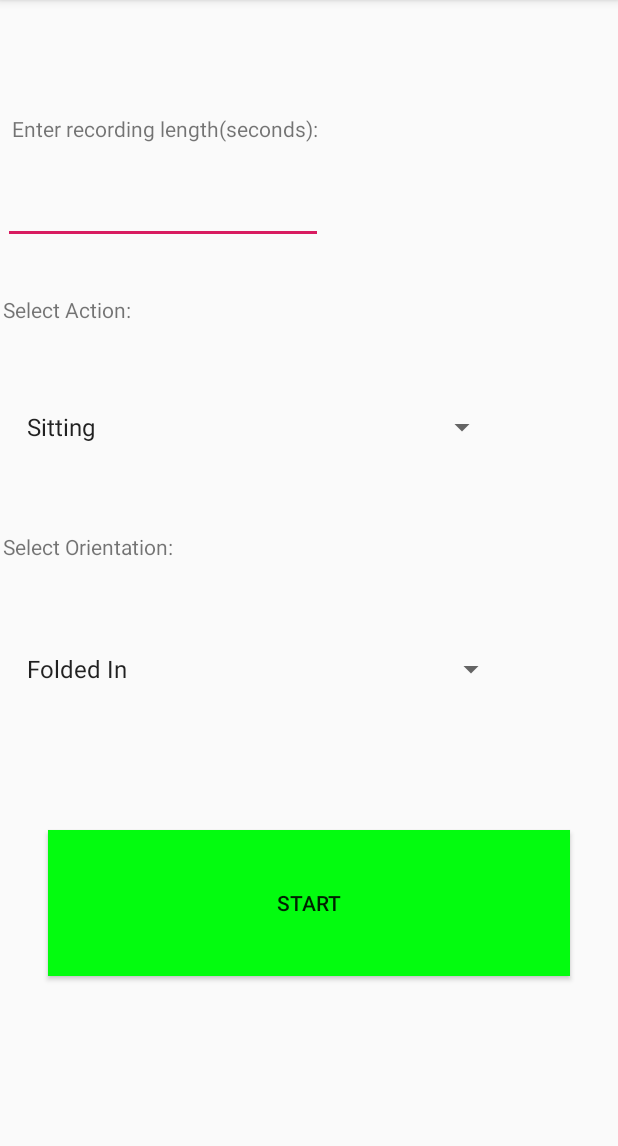
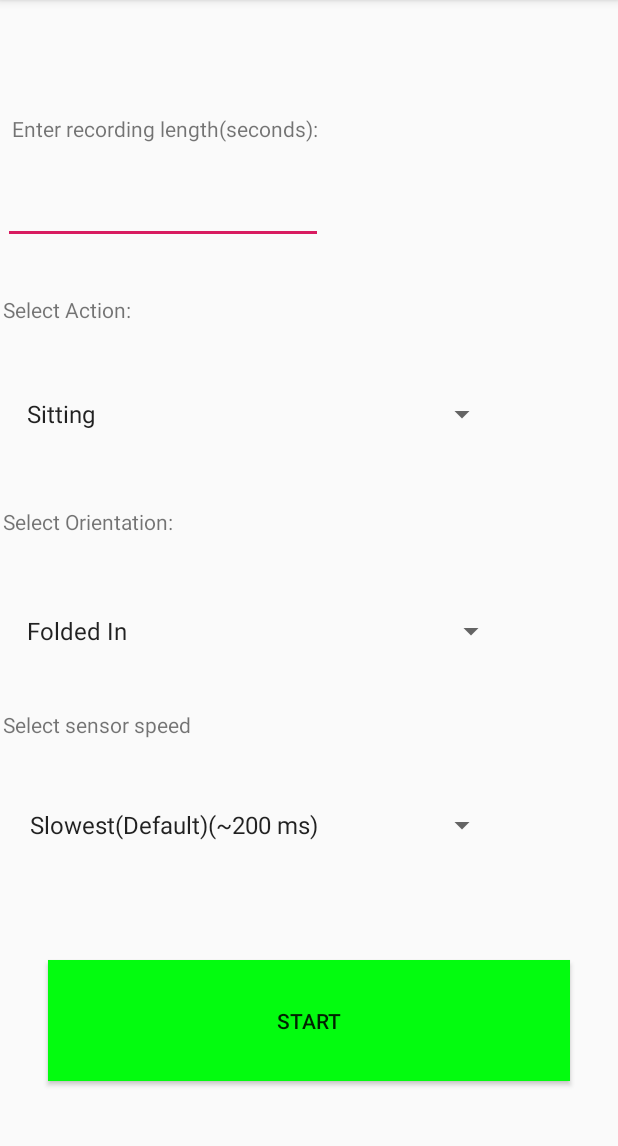
Before and after one commit to vitalib7/PhysicalActivityIdentification, an Android app: the screen it shows after launch (MainActivity), on a phone screen of 412 x 824 dp, the part 84-1230 px from its top. Run offline under Robolectric (Android 15) with nearby library versions, the phone set to English and light mode, and no system bars.

Commit message:
Added sensor speed support

```diff
--- a/dataapp/src/main/java/com/example/dataapp/MainActivity.java
+++ b/dataapp/src/main/java/com/example/dataapp/MainActivity.java
@@ -15,6 +15,7 @@ public class MainActivity extends AppCompatActivity {
     Button btn;
     Spinner spinner;
     Spinner foldSpinner;
+    Spinner speedSpinner;
     EditText num;
 
     @Override
@@ -36,6 +37,18 @@ public class MainActivity extends AppCompatActivity {
         //Set up spinner to select phone orientation
         foldSpinner = (Spinner)findViewById(R.id.spinner2);
 
+
+
+
+
+        //Set up spinner to select speed
+        speedSpinner = (Spinner)findViewById(R.id.spinner3);
+
+        ArrayAdapter<String> speedAdapter = new ArrayAdapter<String>(MainActivity.this,
+                android.R.layout.simple_list_item_1,getResources().getStringArray(R.array.Speed));
+
+        speedSpinner.setAdapter(speedAdapter);
+
         ArrayAdapter<String> foldAdapter = new ArrayAdapter<String>(MainActivity.this,
                 android.R.layout.simple_list_item_1,getResources().getStringArray(R.array.folded));
 
@@ -47,18 +60,41 @@ public class MainActivity extends AppCompatActivity {
             @Override
             public void onClick(View v) {
                 Log.d("Button:","Button Pressed");
-                openRecording( spinner.getSelectedItem().toString(),foldSpinner.getSelectedItem().toString(),Integer.parseInt(num.getText().toString()));
+                openRecording( spinner.getSelectedItem().toString(),foldSpinner.getSelectedItem().toString(), speedSpinner.getSelectedItem().toString(),Integer.parseInt(num.getText().toString()));
             }
         });
     }
 
-    private void openRecording(String action,String orientation,int time)
+    /**
+     * Open the recording screen
+     * @param action
+     * @param orientation
+     * @param speed
+     * @param time
+     */
+    private void openRecording(String action,String orientation, String speed, int time)
     {
         Intent intent = new Intent(this, Recording.class);
         intent.putExtra("Action",action);
         intent.putExtra("Orientation",orientation);
         intent.putExtra("Time",time);
+        intent.putExtra("Speed", convertString(speed));
         startActivity(intent);
     }
 
+    /**
+     * Convert speed to simpler string to send to new activity
+     * @param speed
+     * @return
+     */
+    private String convertString(String speed)
+    {
+        if(speed.contains("Slowest") )
+            return "Slow";
+        else if(speed.contains("Fastest"))
+            return "Fast";
+        else
+            return "Average";
+    }
+
 }
--- a/dataapp/src/main/res/layout/activity_main.xml
+++ b/dataapp/src/main/res/layout/activity_main.xml
@@ -10,12 +10,10 @@
         android:id="@+id/spinner"
         android:layout_width="0dp"
         android:layout_height="0dp"
-        android:layout_marginStart="2dp"
-        android:layout_marginEnd="6dp"
         android:layout_marginBottom="21dp"
         app:layout_constraintBottom_toTopOf="@+id/textView2"
-        app:layout_constraintEnd_toEndOf="@+id/spinner2"
-        app:layout_constraintStart_toStartOf="parent"
+        app:layout_constraintEnd_toEndOf="@+id/spinner3"
+        app:layout_constraintStart_toStartOf="@+id/textView"
         app:layout_constraintTop_toBottomOf="@+id/textView" />
 
     <TextView
@@ -35,21 +33,21 @@
         android:layout_height="0dp"
         android:layout_marginStart="32dp"
         android:layout_marginEnd="32dp"
-        android:layout_marginBottom="117dp"
+        android:layout_marginBottom="47dp"
         android:background="@color/buttonColor"
         android:text="@string/Start"
         app:layout_constraintBottom_toBottomOf="parent"
         app:layout_constraintEnd_toEndOf="parent"
         app:layout_constraintStart_toStartOf="parent"
-        app:layout_constraintTop_toBottomOf="@+id/spinner2" />
+        app:layout_constraintTop_toBottomOf="@+id/spinner3" />
 
     <Spinner
         android:id="@+id/spinner2"
         android:layout_width="336dp"
         android:layout_height="0dp"
         android:layout_marginStart="2dp"
-        android:layout_marginBottom="58dp"
-        app:layout_constraintBottom_toTopOf="@+id/button"
+        android:layout_marginBottom="12dp"
+        app:layout_constraintBottom_toTopOf="@+id/textView6"
         app:layout_constraintStart_toStartOf="parent"
         app:layout_constraintTop_toBottomOf="@+id/textView2" />
 
@@ -88,4 +86,27 @@
         app:layout_constraintStart_toStartOf="parent"
         app:layout_constraintTop_toTopOf="parent" />
 
+    <TextView
+        android:id="@+id/textView6"
+        android:layout_width="wrap_content"
+        android:layout_height="wrap_content"
+        android:layout_marginStart="2dp"
+        android:layout_marginBottom="17dp"
+        android:text="@string/speed"
+        app:layout_constraintBottom_toTopOf="@+id/spinner3"
+        app:layout_constraintStart_toStartOf="parent"
+        app:layout_constraintTop_toBottomOf="@+id/spinner2" />
+
+    <Spinner
+        android:id="@+id/spinner3"
+        android:layout_width="0dp"
+        android:layout_height="0dp"
+        android:layout_marginStart="4dp"
+        android:layout_marginEnd="6dp"
+        android:layout_marginBottom="49dp"
+        app:layout_constraintBottom_toTopOf="@+id/button"
+        app:layout_constraintEnd_toEndOf="@+id/spinner2"
+        app:layout_constraintStart_toStartOf="parent"
+        app:layout_constraintTop_toBottomOf="@+id/textView6" />
+
 </android.support.constraint.ConstraintLayout>
--- a/dataapp/src/main/res/values/strings.xml
+++ b/dataapp/src/main/res/values/strings.xml
@@ -9,12 +9,20 @@
 
     <string name="recording">Recording </string>
 
+    <string name="speed">Select sensor speed </string>
+
     <string name="Start">Start </string>
 
     <string name="Length">Length </string>
 
 
     <string name="Save">Save </string>
+
+    <string-array name="Speed">
+        <item>Slowest(Default)(~200 ms)</item>
+        <item>Fastest(18&#8211;20 ms)</item>
+        <item>Average(85&#8211;87 ms)</item>
+    </string-array>
 
 
     <string-array name="options">
```
Also changed, not shown: dataapp/src/main/java/com/example/dataapp/DBHelper.java (+8 -87 lines), dataapp/src/main/java/com/example/dataapp/Recording.java (+48 -22 lines).
